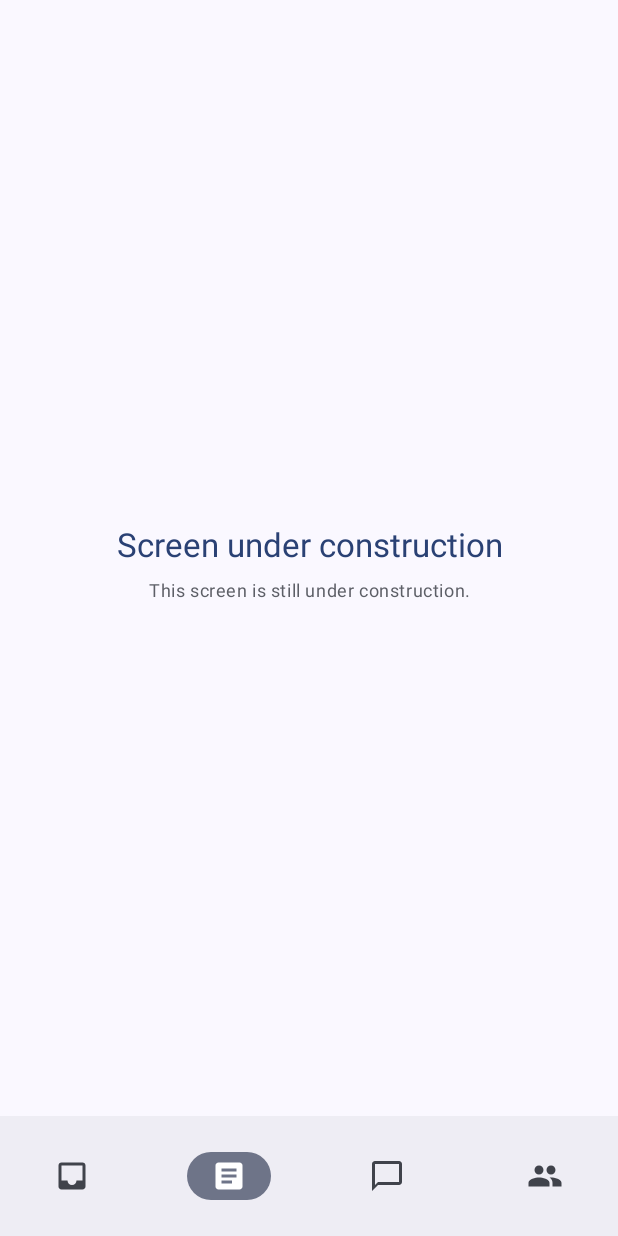
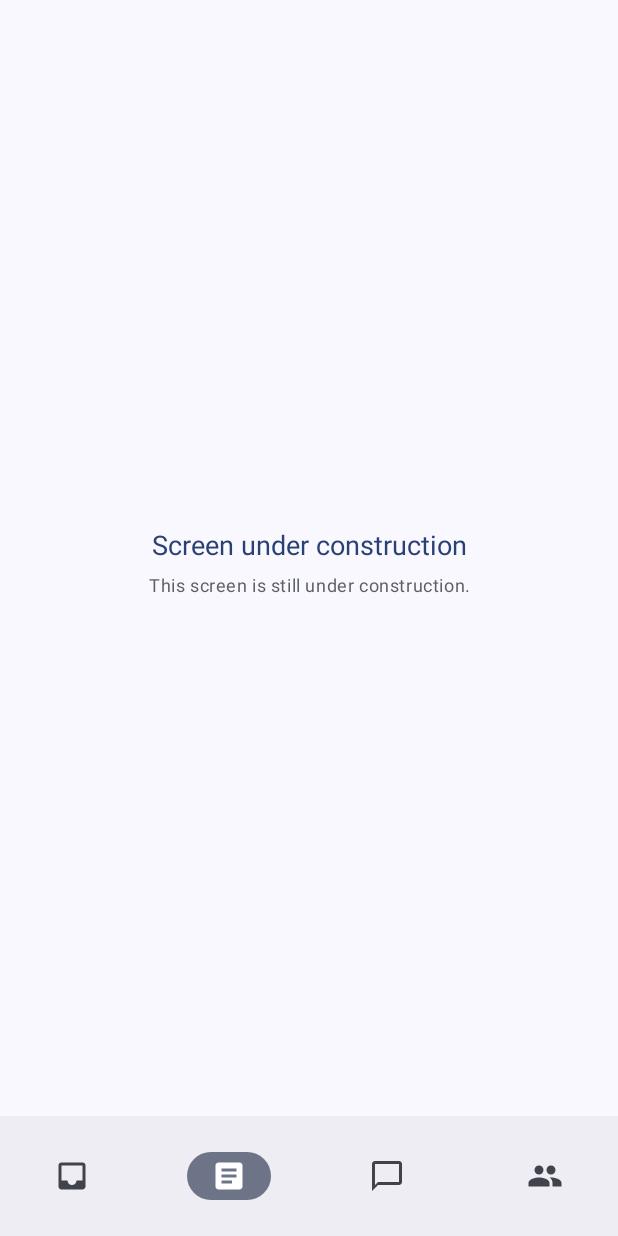
Before and after one commit to RafaelHerdani/IF570-Modul2.1, an Android app built with Jetpack Compose: the composable ReplyAppContent shown on its own in the app's theme, item 2 of the bottom bar chosen, on a phone screen of 412 x 824 dp. Run offline under Robolectric (Android 15) with nearby library versions, the phone set to English and light mode, and no system bars.

```diff
--- a/app/src/main/java/com/example/reply/ui/theme/Theme.kt
+++ b/app/src/main/java/com/example/reply/ui/theme/Theme.kt
@@ -109,6 +109,7 @@ fun AppTheme(
 
     MaterialTheme(
         colorScheme = colors,
+        typography = typography,
         content = content
     )
 }
--- a/app/src/main/java/com/example/reply/ui/theme/Type.kt
+++ b/app/src/main/java/com/example/reply/ui/theme/Type.kt
@@ -24,28 +24,35 @@ import androidx.compose.ui.unit.sp
 
 // Material 3 typography
 // Set of Material typography styles to start with
-val Typography = Typography(
+val typography = Typography(
+    headlineSmall = TextStyle(
+        fontWeight = FontWeight.SemiBold,
+        fontSize = 24.sp,
+        lineHeight = 32.sp,
+        letterSpacing = 0.sp
+    ),
+    titleLarge = TextStyle(
+        fontWeight = FontWeight.Normal,
+        fontSize = 18.sp,
+        lineHeight = 32.sp,
+        letterSpacing = 0.sp
+    ),
     bodyLarge = TextStyle(
-        fontFamily = FontFamily.Default,
         fontWeight = FontWeight.Normal,
         fontSize = 16.sp,
         lineHeight = 24.sp,
-        letterSpacing = 0.5.sp
-    )
-    /* Other default text styles to override
-    titleLarge = TextStyle(
-        fontFamily = FontFamily.Default,
-        fontWeight = FontWeight.Normal,
-        fontSize = 22.sp,
-        lineHeight = 28.sp,
-        letterSpacing = 0.sp
+        letterSpacing = 0.15.sp
     ),
-    labelSmall = TextStyle(
-        fontFamily = FontFamily.Default,
+    bodyMedium = TextStyle(
         fontWeight = FontWeight.Medium,
-        fontSize = 11.sp,
+        fontSize = 14.sp,
+        lineHeight = 20.sp,
+        letterSpacing = 0.25.sp
+    ),
+    labelMedium = TextStyle(
+        fontWeight = FontWeight.SemiBold,
+        fontSize = 12.sp,
         lineHeight = 16.sp,
         letterSpacing = 0.5.sp
     )
-    */
 )
```
Also changed, not shown: app/src/main/java/com/example/reply/ui/components/ReplyEmailListItem.kt (+16 -0 lines), app/src/main/java/com/example/reply/ui/components/ReplyEmailThreadItem.kt (+15 -0 lines).
